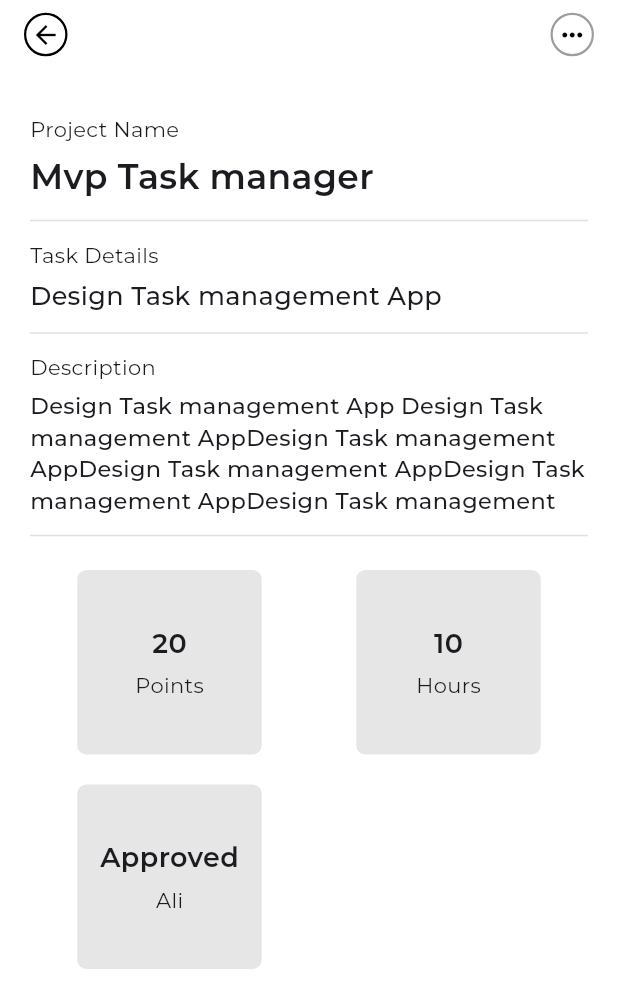
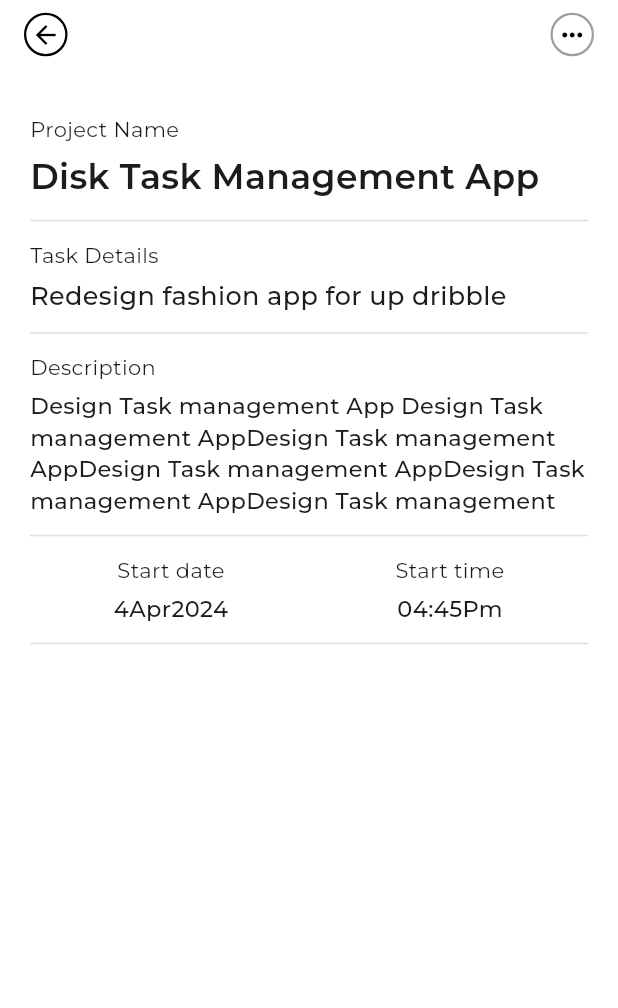
Before and after one commit to FadhilAbdulla/TaskApp-Flutter-Firebase, a Flutter app: the HomePage screen opened directly, after a tap on "Ui Ux Design", on a phone screen of 412 x 824 dp. Shown: the top 1008 px of the screen. Run offline on Flutter 3.47's test engine with Material 3 defaults, Android fonts, the phone set to English and light mode, and no system bars; our stand-ins replace cloud_firestore, firebase_auth, firebase_core, google_fonts; accounts and stored records are empty.

Commit message:
set the data into common format

```diff
--- a/lib/Components/TaskListView.dart
+++ b/lib/Components/TaskListView.dart
@@ -21,7 +21,10 @@ class _TaskListView extends State<TaskListView> {
       itemBuilder: (context, index) {
         return InkWell(
           onTap: () {
-            Navigator.of(context).pushReplacementNamed('/managetask');
+            Navigator.of(context).pushReplacementNamed(
+              '/managetask',
+              arguments: widget.TaskList[index],
+            );
           },
           child: Container(
             margin: EdgeInsets.symmetric(vertical: 8.0, horizontal: 20.0),
@@ -154,7 +157,7 @@ class _TaskListView extends State<TaskListView> {
                             mainAxisAlignment: MainAxisAlignment.spaceBetween,
                             children: <Widget>[
                               Text(
-                                widget.TaskList[index]["Date"],
+                                widget.TaskList[index]["CompletedDate"],
                                 style: GoogleFonts.montserrat(
                                     textStyle: TextStyle(
                                         color: Color.fromARGB(255, 87, 87, 87),
--- a/lib/Components/TaskManagerBody.dart
+++ b/lib/Components/TaskManagerBody.dart
@@ -6,7 +6,7 @@ class TaskManagerBody extends StatefulWidget {
     required this.TaskDetails,
   });
 
-  final Map TaskDetails;
+  final Map? TaskDetails;
   @override
   State<TaskManagerBody> createState() => _TaskManagerBody();
 }
@@ -24,7 +24,7 @@ class _TaskManagerBody extends State<TaskManagerBody> {
           height: 5,
         ),
         Text(
-          widget.TaskDetails["ProjectName"],
+          widget.TaskDetails!["Name"],
           style: TextStyle(fontWeight: FontWeight.w600, fontSize: 23),
         ),
         SizedBox(
@@ -42,7 +42,7 @@ class _TaskManagerBody extends State<TaskManagerBody> {
           height: 5,
         ),
         Text(
-          widget.TaskDetails["TaskDetails"],
+          widget.TaskDetails!["Description"],
           style: TextStyle(fontWeight: FontWeight.w500, fontSize: 17),
         ),
         SizedBox(
@@ -60,7 +60,7 @@ class _TaskManagerBody extends State<TaskManagerBody> {
           height: 5,
         ),
         Text(
-          widget.TaskDetails["Description"],
+          widget.TaskDetails!["PrimeDescription"],
           style: TextStyle(fontWeight: FontWeight.w500, fontSize: 15),
         ),
         SizedBox(
@@ -72,7 +72,7 @@ class _TaskManagerBody extends State<TaskManagerBody> {
         SizedBox(
           height: 5,
         ),
-        widget.TaskDetails["Status"] == "Completed"
+        widget.TaskDetails!["Status"] == "Completed"
             ? Container(
                 child: Column(
                   children: [
@@ -91,7 +91,7 @@ class _TaskManagerBody extends State<TaskManagerBody> {
                           child: Column(
                             mainAxisAlignment: MainAxisAlignment.center,
                             children: [
-                              Text(widget.TaskDetails["Points"],
+                              Text(widget.TaskDetails!["Points"],
                                   style: TextStyle(
                                       fontWeight: FontWeight.w600,
                                       fontSize: 18)),
@@ -114,7 +114,7 @@ class _TaskManagerBody extends State<TaskManagerBody> {
                           child: Column(
                             mainAxisAlignment: MainAxisAlignment.center,
                             children: [
-                              Text(widget.TaskDetails["Hours"],
+                              Text(widget.TaskDetails!["Hours"],
                                   style: TextStyle(
                                       fontWeight: FontWeight.w600,
                                       fontSize: 18)),
@@ -152,7 +152,7 @@ class _TaskManagerBody extends State<TaskManagerBody> {
                               SizedBox(
                                 height: 5,
                               ),
-                              Text(widget.TaskDetails["Approved"],
+                              Text(widget.TaskDetails!["Approved"],
                                   style: TextStyle(
                                       fontWeight: FontWeight.w400,
                                       fontSize: 14)),
@@ -202,7 +202,7 @@ class _TaskManagerBody extends State<TaskManagerBody> {
                             SizedBox(
                               height: 5,
                             ),
-                            Text(widget.TaskDetails["StartDate"],
+                            Text(widget.TaskDetails!["StartDate"],
                                 style: TextStyle(
                                     fontWeight: FontWeight.w500, fontSize: 15)),
                           ],
@@ -216,7 +216,7 @@ class _TaskManagerBody extends State<TaskManagerBody> {
                           SizedBox(
                             height: 5,
                           ),
-                          Text(widget.TaskDetails["StartTime"],
+                          Text(widget.TaskDetails!["StartTime"],
                               style: TextStyle(
                                   fontWeight: FontWeight.w500, fontSize: 15)),
                         ],
--- a/lib/Pages/HomePage.dart
+++ b/lib/Pages/HomePage.dart
@@ -19,55 +19,50 @@ class _HomePageState extends State<HomePage>
       "Category": "Ui Ux Design",
       "Name": "Disk Task Management App",
       "Description": "Redesign fashion app for up dribble",
-      "Date": "Today 10:00AM",
-      "Duration": "5",
-      "Status": "Completed"
+      "CompletedDate": "Apr 20-2024 , 10:00 am",
+      "Points": "5",
+      "Date": "Today 9:00AM",
+      "Duration": "4.5",
+      "Status": "ToDo",
+      "PrimeDescription":
+          "Design Task management App Design Task management AppDesign Task management AppDesign Task management AppDesign Task management AppDesign Task management",
+      "StartDate": "4Apr2024",
+      "StartTime": "04:45Pm",
+      "Hours": "10",
+      "Approved": "Ali"
     },
     {
       "Category": "Mobile Developing",
       "Name": "Ios Mobile Application",
       "Description": "sample Redesign fashion app for up dribble",
+      "CompletedDate": "Apr 20-2024 , 10:00 am",
+      "Points": "5",
       "Date": "Today 5:00AM",
       "Duration": "4",
-      "Status": "InProgress"
+      "Status": "InProgress",
+      "PrimeDescription":
+          "Design Task management App Design Task management AppDesign Task management AppDesign Task management AppDesign Task management AppDesign Task management",
+      "StartDate": "4Apr2024",
+      "StartTime": "04:45Pm",
+      "Hours": "10",
+      "Approved": "Ali"
     },
     {
       "Category": "Web developing",
       "Name": "Web Application deployment",
-      "Description": "Redesign fashion app for up dribble",
+      "Description": "sample Redesign fashion app for up dribble",
+      "CompletedDate": "Apr 20-2024 , 10:00 am",
+      "Points": "5.5",
       "Date": "Today 9:00AM",
-      "Duration": "4.5",
-      "Status": "ToDo"
-    },
-  ];
-  final List<Map> Pastitems = [
-    {
-      "Category": "Ui Ux Design",
-      "Name": "Disk Task Management App",
-      "Description": "Redesign fashion app for up dribble",
-      "Date": "Apr 20-2024 , 10:00 am",
-      "Points": "5",
-      "Duration": "5",
-      "Status": "Completed"
-    },
-    {
-      "Category": "Mobile Developing",
-      "Name": "Ios Mobile Application",
-      "Description": "sample Redesign fashion app for up dribble",
-      "Date": "Apr 20-2024 , 10:00 am",
       "Duration": "4",
-      "Points": "5",
-      "Status": "InProgress"
-    },
-    {
-      "Category": "Web developing",
-      "Name": "Web Application deployment",
-      "Description": "Redesign fashion app for up dribble",
-      "Date": "Apr 20-2024 , 10:00 am",
-      "Duration": "4.5",
-      "Points": "5",
-      "Status": "ToDo"
-    },
+      "Status": "Completed",
+      "PrimeDescription":
+          "Design Task management App Design Task management AppDesign Task management AppDesign Task management AppDesign Task management AppDesign Task management",
+      "StartDate": "4Apr2024",
+      "StartTime": "04:45Pm",
+      "Hours": "10",
+      "Approved": "Ali"
+    }
   ];
 
   TabController? _tabController;
@@ -173,7 +168,7 @@ class _HomePageState extends State<HomePage>
             ),
             Center(
               child: TaskListView(
-                TaskList: [Pastitems[0], Pastitems[1]],
+                TaskList: [Todayitems[0], Todayitems[1]],
                 IsToday: false,
               ),
             )
--- a/lib/Pages/TaskManager.dart
+++ b/lib/Pages/TaskManager.dart
@@ -7,23 +7,29 @@ class TaskManager extends StatefulWidget {
   const TaskManager({
     super.key,
   });
+
   @override
   State<TaskManager> createState() => _TaskManager();
 }
 
 class _TaskManager extends State<TaskManager> {
-  final Map items = {
-    "ProjectName": "Mvp Task manager",
-    "TaskDetails": "Design Task management App",
-    "Description":
-        "Design Task management App Design Task management AppDesign Task management AppDesign Task management AppDesign Task management AppDesign Task management",
-    "StartDate": "4Apr2024",
-    "StartTime": "04:45Pm",
-    "Status": "Completed", // "Completed",
-    "Points": "20",
-    "Hours": "10",
-    "Approved": "Ali"
-  };
+  // final Map items = {
+  //   "Category": "Web developing",
+  //   "Name": "Web Application deployment",
+  //   "Description": "sample Redesign fashion app for up dribble",
+  //   "CompletedDate": "Apr 20-2024 , 10:00 am",
+  //   "Points": "5.5",
+  //   "Date": "Today 9:00AM",
+  //   "Duration": "4",
+  //   "Status": "ToDo",
+  //   "ProjectName": "Mvp Task manager",
+  //   "PrimeDescription":
+  //       "Design Task management App Design Task management AppDesign Task management AppDesign Task management AppDesign Task management AppDesign Task management",
+  //   "StartDate": "4Apr2024",
+  //   "StartTime": "04:45Pm",
+  //   "Hours": "10",
+  //   "Approved": "Ali"
+  // };
 
   OpenDialogueBox() {
     showModalBottomSheet<void>(
@@ -37,6 +43,8 @@ class _TaskManager extends State<TaskManager> {
 
   @override
   Widget build(BuildContext context) {
+    final Map? items = ModalRoute.of(context)?.settings.arguments as Map?;
+
     return Scaffold(
       appBar: AppBar(
         automaticallyImplyLeading: false,
--- /dev/null
+++ b/lib/sample.json
@@ -0,0 +1,19 @@
+{
+    "Category": "Ui Ux Design",
+    "Name": "Disk Task Management App",
+    "Description": "Redesign fashion app for up dribble",
+    //Completed Date "Date": "Apr 20-2024 , 10:00 am",
+    "Points": "5",
+
+    "Date": "Today 9:00AM",
+    "Duration": "4.5",
+    "Status": "ToDo",
+
+    "ProjectName": "Mvp Task manager",
+    // Renamed as Description "TaskDetails": "Design Task management App",
+    // Description named as "PrimeDescription" : "",
+    "StartDate": "4Apr2024",
+    "StartTime": "04:45Pm",
+    "Hours": "10",
+    "Approved": "Ali"
+  }
--- a/pubspec.yaml
+++ b/pubspec.yaml
@@ -36,6 +36,10 @@ dependencies:
   # Use with the CupertinoIcons class for iOS style icons.
   # cupertino_icons: ^1.0.6
   google_fonts: ^6.2.1
+  firebase_core: ^3.1.1
+  firebase_auth: ^5.1.1
+  cloud_firestore: ^5.0.2
+  http:
 
 dev_dependencies:
   flutter_test:
```
Also changed, not shown: lib/Components/TextAreaSimple.dart (+4 -11 lines), lib/Functions/ApiFunctions.dart (added, +104 -0 lines), lib/Pages/SignIn.dart (+21 -5 lines), lib/main.dart (+8 -1 lines), firebase.json (added), lib/firebase_options.dart (added), pubspec.lock, 7 other files.
